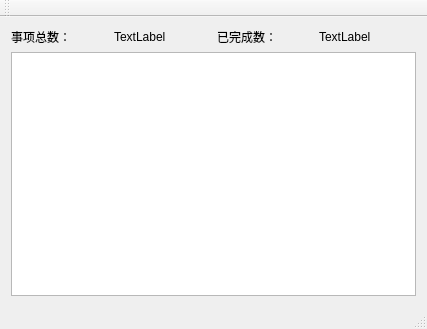
Old version of the form SimpleReminder/SimpleReminder.ui in the repository ZYunfeii/MiniToDoList.
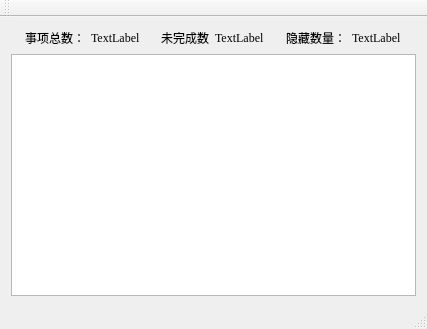
New version of the form.

Diff of the .ui file:
```diff
--- a/SimpleReminder/SimpleReminder.ui
+++ b/SimpleReminder/SimpleReminder.ui
@@ -35,6 +35,19 @@
    <layout class="QGridLayout" name="gridLayout">
     <item row="0" column="0">
      <layout class="QHBoxLayout" name="horizontalLayout">
+      <item>
+       <spacer name="horizontalSpacer">
+        <property name="orientation">
+         <enum>Qt::Horizontal</enum>
+        </property>
+        <property name="sizeHint" stdset="0">
+         <size>
+          <width>40</width>
+          <height>20</height>
+         </size>
+        </property>
+       </spacer>
+      </item>
       <item>
        <widget class="QLabel" name="label">
         <property name="sizePolicy">
@@ -43,6 +56,11 @@
           <verstretch>0</verstretch>
          </sizepolicy>
         </property>
+        <property name="font">
+         <font>
+          <family>华文宋体</family>
+         </font>
+        </property>
         <property name="text">
          <string>事项总数：</string>
         </property>
@@ -50,25 +68,103 @@
       </item>
       <item>
        <widget class="QLabel" name="total">
+        <property name="font">
+         <font>
+          <family>Times New Roman</family>
+         </font>
+        </property>
         <property name="text">
          <string>TextLabel</string>
         </property>
        </widget>
       </item>
+      <item>
+       <spacer name="horizontalSpacer_3">
+        <property name="orientation">
+         <enum>Qt::Horizontal</enum>
+        </property>
+        <property name="sizeHint" stdset="0">
+         <size>
+          <width>40</width>
+          <height>20</height>
+         </size>
+        </property>
+       </spacer>
+      </item>
       <item>
        <widget class="QLabel" name="label_3">
+        <property name="font">
+         <font>
+          <family>华文宋体</family>
+         </font>
+        </property>
         <property name="text">
-         <string>已完成数：</string>
+         <string>未完成数</string>
         </property>
        </widget>
       </item>
       <item>
-       <widget class="QLabel" name="completed">
+       <widget class="QLabel" name="incompleted">
+        <property name="font">
+         <font>
+          <family>Times New Roman</family>
+         </font>
+        </property>
         <property name="text">
          <string>TextLabel</string>
         </property>
        </widget>
       </item>
+      <item>
+       <spacer name="horizontalSpacer_4">
+        <property name="orientation">
+         <enum>Qt::Horizontal</enum>
+        </property>
+        <property name="sizeHint" stdset="0">
+         <size>
+          <width>40</width>
+          <height>20</height>
+         </size>
+        </property>
+       </spacer>
+      </item>
+      <item>
+       <widget class="QLabel" name="label_2">
+        <property name="font">
+         <font>
+          <family>华文宋体</family>
+         </font>
+        </property>
+        <property name="text">
+         <string>隐藏数量：</string>
+        </property>
+       </widget>
+      </item>
+      <item>
+       <widget class="QLabel" name="hide">
+        <property name="font">
+         <font>
+          <family>Times New Roman</family>
+         </font>
+        </property>
+        <property name="text">
+         <string>TextLabel</string>
+        </property>
+       </widget>
+      </item>
+      <item>
+       <spacer name="horizontalSpacer_2">
+        <property name="orientation">
+         <enum>Qt::Horizontal</enum>
+        </property>
+        <property name="sizeHint" stdset="0">
+         <size>
+          <width>40</width>
+          <height>20</height>
+         </size>
+        </property>
+       </spacer>
+      </item>
      </layout>
     </item>
     <item row="1" column="0">
```
